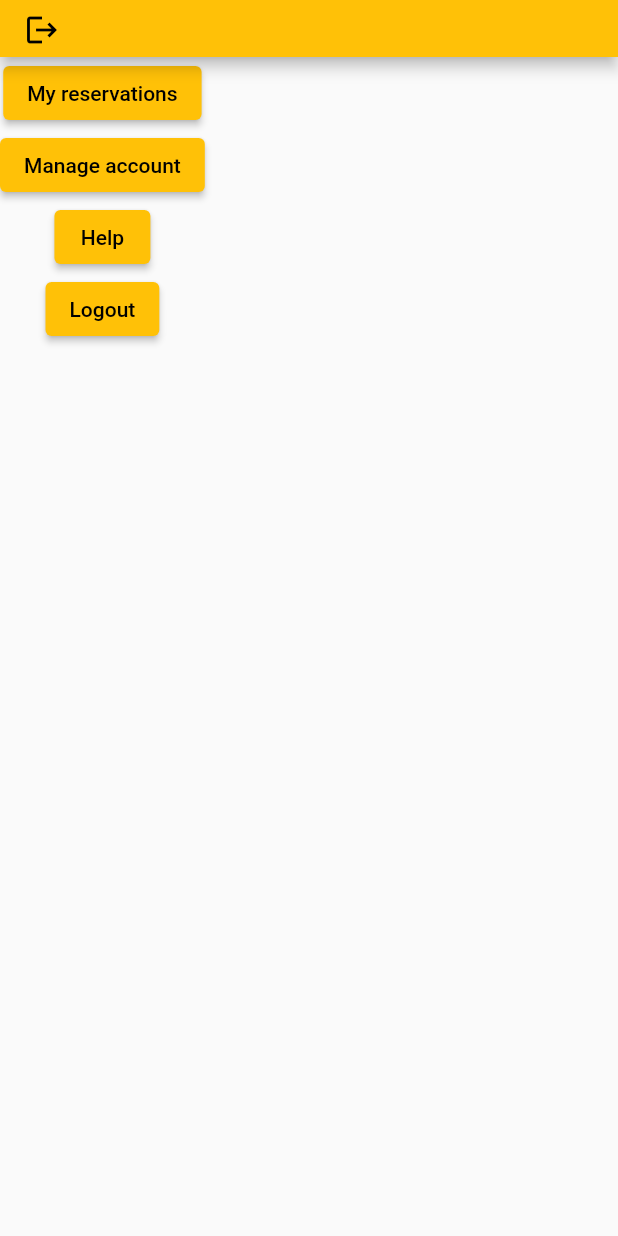
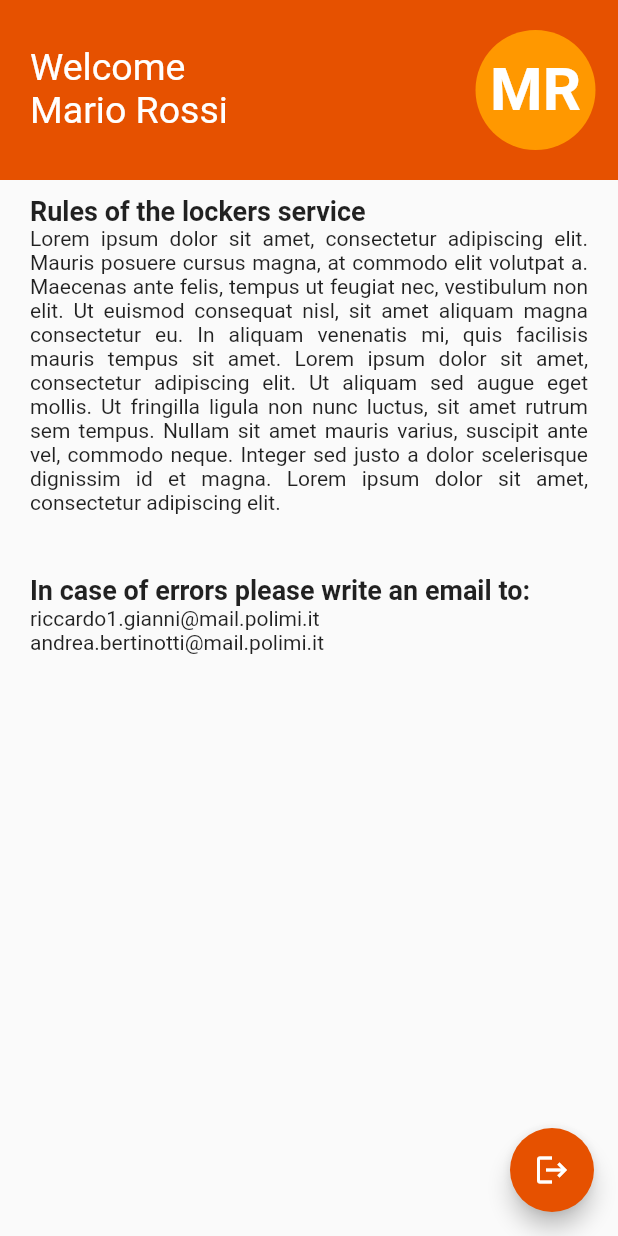
Before and after one commit to andreabertinotti/DIMA22_project, a Flutter app: the Menu screen opened directly, on a phone screen of 412 x 824 dp. Run offline on Flutter 3.47's test engine with Material 2 defaults, Android fonts, the phone set to English and light mode, and no system bars; our stand-ins replace carousel_slider, cloud_firestore, firebase_auth, firebase_core, firebase_storage, google_maps_flutter and 3 more; accounts and stored records are empty; statements that could not run were skipped.

Commit message:
First styling of the drawer

```diff
--- a/lib/Screen/home_view.dart
+++ b/lib/Screen/home_view.dart
@@ -67,7 +67,7 @@ class _HomeViewState extends State<HomeView> {
         ),
       ),
       drawer: Drawer(
-            child: Wrapper(widget: Menu()),
+        child: Wrapper(widget: Menu()),
       ),
       body: SafeArea(
       child: StreamBuilder(
--- a/lib/Screen/menu.dart
+++ b/lib/Screen/menu.dart
@@ -1,3 +1,5 @@
+// ignore_for_file: prefer_const_constructors, prefer_const_literals_to_create_immutables
+
 import 'package:flutter/material.dart';
 import 'package:provider/provider.dart';
 import '../Services/auth_service.dart';
@@ -10,9 +12,11 @@ class Menu extends StatelessWidget {
     final authService = Provider.of<AuthService>(context);
 
     return Scaffold(
-      appBar: AppBar(
-        toolbarHeight: 38,
+      /*appBar: AppBar(
         automaticallyImplyLeading: false,
+        backgroundColor: Colors.orange[800],
+        foregroundColor: Colors.white,
+        title: Text('Milan Baggage keeper'),
         leading: IconButton(
           icon: Icon(
             Icons.logout,
@@ -22,39 +26,86 @@ class Menu extends StatelessWidget {
             authService.signOut();
           },
         ),
-      ),
+      ),*/
+      appBar: AppBar(backgroundColor: Colors.orange[900], toolbarHeight: 0,),
       body: Column(
-        mainAxisAlignment: MainAxisAlignment.start,
-        crossAxisAlignment: CrossAxisAlignment.center,
         children: [
-          ElevatedButton(
-            onPressed: () {
-              // Handle "My reservations" button press
-              // You can navigate to the respective page or perform any action here
-            },
-            child: Text('My reservations'),
+          SizedBox(
+            width: double.infinity,
+            height: 120,
+            child: Stack(
+              children: [
+                Container(
+                  color: Colors.orange[900],
+                  width: double.infinity,
+                  height: 120,
+                ),
+                const Positioned(
+                  top: 20,
+                  right: 15,
+                  child: CircleAvatar(
+                    // User image
+                    radius: 40,
+                    backgroundColor: Colors.orange,
+                    child: Center(
+                      child: Text(
+                        "MR", //TODO: retrieve user initials from db
+                        style: TextStyle(
+                          color: Colors.white,
+                          fontSize: 40,
+                          fontWeight: FontWeight.bold
+                        ),
+                      )
+                    ),
+                  ),
+                ),
+                const Positioned(
+                  left: 20,           //TODO: retrieve person name from db
+                  top: 30,
+                  child: Text('Welcome\nMario Rossi', style: TextStyle(color: Colors.white, fontSize: 25))
+                )
+              ],
+            ),
           ),
-          ElevatedButton(
-            onPressed: () {
-              // Handle "Manage account" button press
-              // You can navigate to the respective page or perform any action here
-            },
-            child: Text('Manage account'),
-          ),
-          ElevatedButton(
-            onPressed: () {
-              // Handle "Help" button press
-              // You can navigate to the respective page or perform any action here
-            },
-            child: Text('Help'),
-          ),
-          ElevatedButton(
-            onPressed: () {
-              authService.signOut(); // Handle "Logout" button press
-            },
-            child: Text('Logout'),
+          Container(
+            width: double.infinity,
+            margin: EdgeInsets.symmetric(horizontal: 10),
+            padding: EdgeInsets.all(10),
+            child: Column(
+              crossAxisAlignment: CrossAxisAlignment.start,
+              children: [
+                Text(
+                  'Rules of the lockers service',
+                  style: TextStyle(fontSize: 18, fontWeight: FontWeight.bold),
+                ),
+                Text(
+                  'Lorem ipsum dolor sit amet, consectetur adipiscing elit. Mauris posuere cursus magna, at commodo elit volutpat a. Maecenas ante felis, tempus ut feugiat nec, vestibulum non elit. Ut euismod consequat nisl, sit amet aliquam magna consectetur eu. In aliquam venenatis mi, quis facilisis mauris tempus sit amet. Lorem ipsum dolor sit amet, consectetur adipiscing elit. Ut aliquam sed augue eget mollis. Ut fringilla ligula non nunc luctus, sit amet rutrum sem tempus. Nullam sit amet mauris varius, suscipit ante vel, commodo neque. Integer sed justo a dolor scelerisque dignissim id et magna. Lorem ipsum dolor sit amet, consectetur adipiscing elit.',
+                  textAlign: TextAlign.justify,
+                ),
+                SizedBox(height: 40,),
+                Text(
+                  'In case of errors please write an email to:',
+                  style: TextStyle(fontSize: 18, fontWeight: FontWeight.bold),
+                ),
+                Text(
+                  'riccardo1.gianni@mail.polimi.it',
+                  textAlign: TextAlign.justify,
+                ),
+                Text(
+                  'andrea.bertinotti@mail.polimi.it',
+                  textAlign: TextAlign.justify,
+                ),
+              ],
+            ),
           ),
         ],
+      ),
+      floatingActionButton: FloatingActionButton(
+        onPressed: () {
+          authService.signOut(); // Handle "Logout" button press
+        },
+        backgroundColor: Colors.orange[900],
+        child: Icon(Icons.logout, color: Colors.white,),
       ),
     );
   }
```
